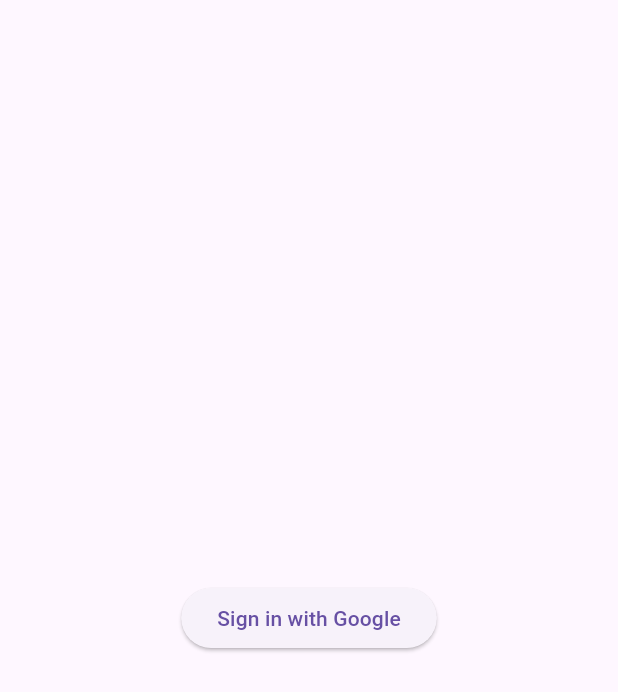
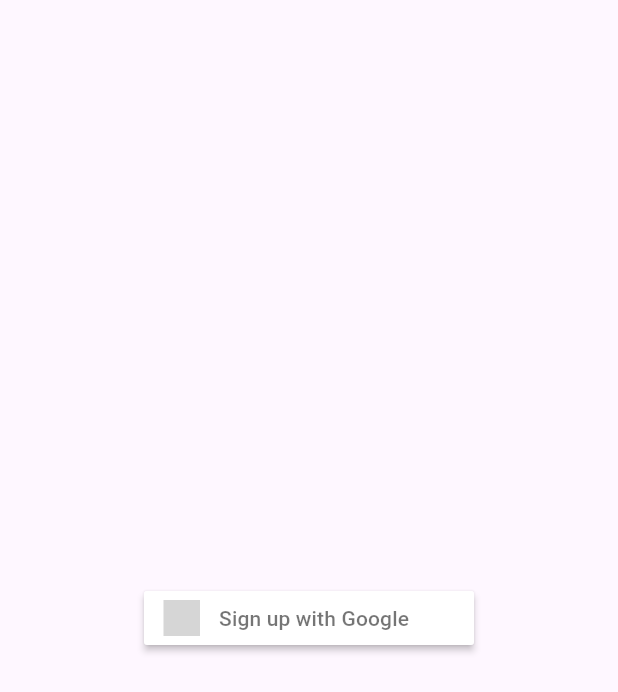
Before and after one commit to brettkwak/RIPC_App_Flutter, a Flutter app: the screen it shows after launch, on a phone screen of 412 x 824 dp. Shown: the top 692 px of the screen. Run offline on Flutter 3.47's test engine with Material 3 defaults, Android fonts, the phone set to English and light mode, and no system bars; our stand-ins replace flutter_signin_button, get, permission_handler; grey boxes are pictures that could not be loaded.

Commit message:
refactor : changed signin button

```diff
--- a/lib/loginscreen.dart
+++ b/lib/loginscreen.dart
@@ -1,6 +1,7 @@
 import 'package:flutter/material.dart';
 import 'package:permission_handler/permission_handler.dart';
 import 'package:ripc_flutter/mainscreen.dart';
+import 'package:flutter_signin_button/flutter_signin_button.dart';
 
 class loginscreen extends StatelessWidget {
   const loginscreen({super.key});
@@ -14,7 +15,9 @@ class loginscreen extends StatelessWidget {
           child: Column(
             mainAxisAlignment: MainAxisAlignment.center,
             children: [
-              ElevatedButton(
+              SignInButton(
+                Buttons.Google,
+                text: "Sign up with Google",
                 onPressed: () {
                   askforpermission();
                   Navigator.push(
@@ -24,8 +27,7 @@ class loginscreen extends StatelessWidget {
                     ),
                   );
                 },
-                  child: Text("Sign in with Google"),
-              )
+              ),
             ],
           ),
         ),
```
Lines whose indentation alone changed are shown as unchanged.
